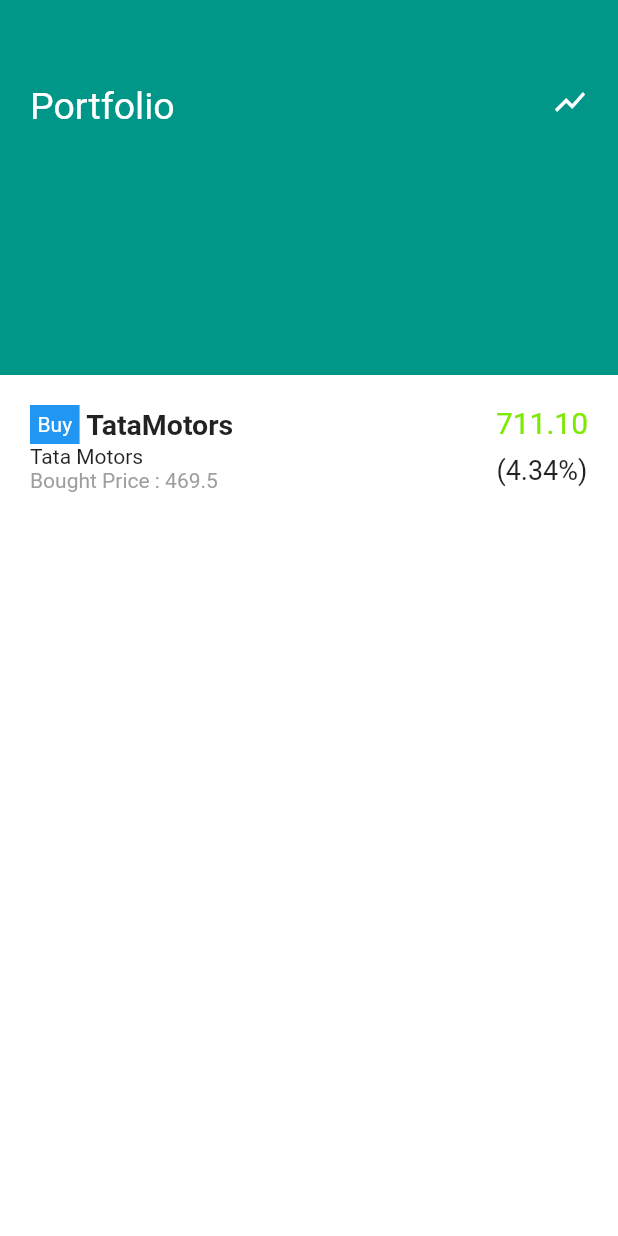
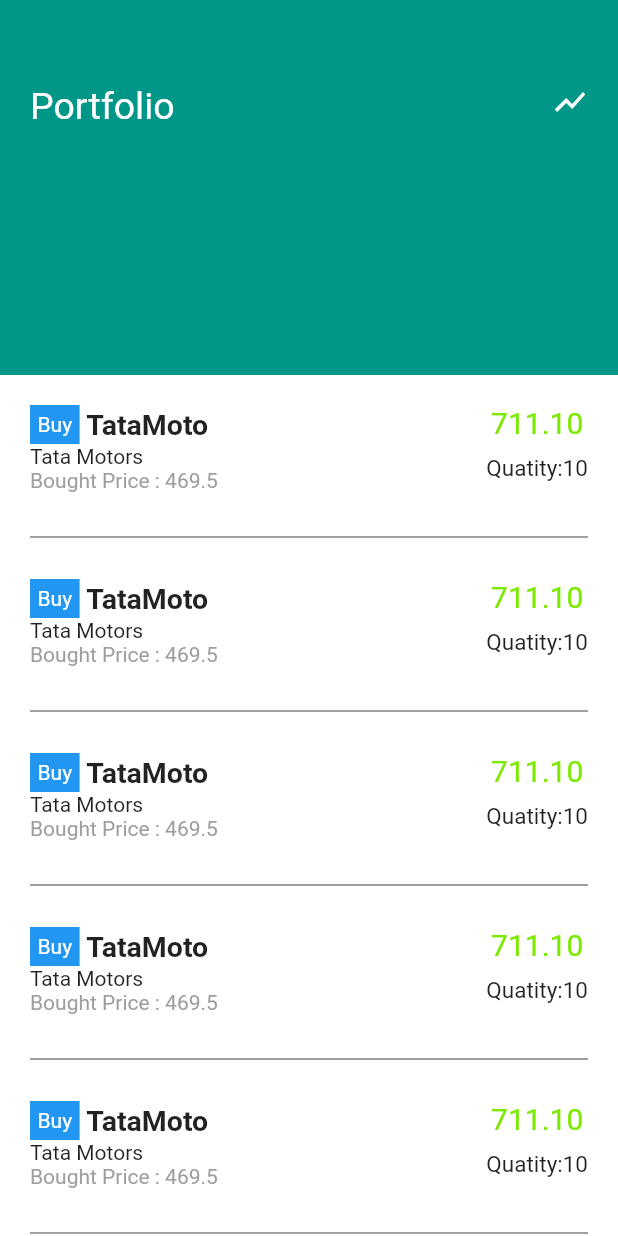
Before and after one commit to basedharsh/Hackerstellar_HackeyHackey, a Flutter app: the Portfolio screen opened directly, on a phone screen of 412 x 824 dp. Run offline on Flutter 3.47's test engine with Material 2 defaults, Android fonts, the light colour scheme and no system bars; our stand-ins replace google_fonts, liquid_swipe, rive; missing offline and left inert: dart:ffi.

Commit message:
kam kro bc

```diff
--- a/lib/screen/portfolio.dart
+++ b/lib/screen/portfolio.dart
@@ -1,4 +1,5 @@
 import 'package:flutter/material.dart';
+import 'package:spaceodyssey/widgets/PortfolioTile.dart';
 
 class Portfolio extends StatefulWidget {
   const Portfolio({super.key});
@@ -11,7 +12,8 @@
   @override
   Widget build(BuildContext context) {
     return Scaffold(
-      body: Container(
+      body: SingleChildScrollView(
+        child: Container(
           color: Colors.white,
           child: Column(
             children: [
@@ -36,67 +38,17 @@
                   ],
                 ),
               ),
-            Container(
-              padding: EdgeInsets.all(20),
-              height: 149,
-              child: Row(
-                mainAxisAlignment: MainAxisAlignment.spaceBetween,
-                children: [
-                  Column(
-                    textBaseline: TextBaseline.alphabetic,
-                    crossAxisAlignment: CrossAxisAlignment.start,
-                    children: [
-                      Row(
-                        children: [
-                          Container(
-                            color: Colors.blue,
-                            padding: EdgeInsets.all(5),
-                            child: Text(
-                              'Buy',
-                              style: TextStyle(color: Colors.white),
-                            ),
-                          ),
-                          SizedBox(
-                            width: 4.5,
-                          ),
-                          Text(
-                            'TataMotors',
-                            style: TextStyle(
-                                fontSize: 19, fontWeight: FontWeight.w600),
-                          ),
+              PortfolioTile(),
+              PortfolioTile(),
+              PortfolioTile(),
+              PortfolioTile(),
+              PortfolioTile(),
+              PortfolioTile(),
+              PortfolioTile(),
+              PortfolioTile(),
+              PortfolioTile(),
             ],
           ),
-                      Text('Tata Motors'),
-                      Text(
-                        'Bought Price : 469.5',
-                        style: TextStyle(color: Colors.grey),
-                      ),
-                    ],
-                  ),
-                  Column(
-                    // mainAxisAlignment: MainAxisAlignment.center,
-                    // textBaseline: TextBaseline.alphabetic,
-                    children: [
-                      Text(
-                        '711.10',
-                        style: TextStyle(
-                            color: Color.fromARGB(255, 124, 233, 0),
-                            fontSize: 20),
-                      ),
-                      SizedBox(
-                        height: 10,
-                      ),
-                      Text(
-                        '(4.34%)',
-                        style: TextStyle(
-                            fontSize: 18, fontWeight: FontWeight.w400),
-                      ),
-                    ],
-                  ),
-                ],
-              ),
-            )
-          ],
         ),
       ),
     );
--- /dev/null
+++ b/lib/widgets/PortfolioTile.dart
@@ -0,0 +1,93 @@
+import 'dart:ffi';
+
+import 'package:flutter/material.dart';
+
+class PortfolioTile extends StatefulWidget {
+  // final String stockName;
+  // final Double stockPrice;
+  // final Double currentValue;
+  // final Int stockQuantity;
+
+  // PortfolioTile(
+  //     {required this.stockName,
+  //     required this.stockPrice,
+  //     required this.currentValue,
+  //     required this.stockQuantity});
+
+  @override
+  State<PortfolioTile> createState() => _PortfolioTileState();
+}
+
+class _PortfolioTileState extends State<PortfolioTile> {
+  @override
+  Widget build(BuildContext context) {
+    return Column(
+      children: [
+        Container(
+          padding: EdgeInsets.all(20),
+          height: 100,
+          child: Row(
+            mainAxisAlignment: MainAxisAlignment.spaceBetween,
+            children: [
+              Column(
+                textBaseline: TextBaseline.alphabetic,
+                crossAxisAlignment: CrossAxisAlignment.start,
+                children: [
+                  Row(
+                    children: [
+                      Container(
+                        color: Colors.blue,
+                        padding: EdgeInsets.all(5),
+                        child: Text(
+                          'Buy',
+                          style: TextStyle(color: Colors.white),
+                        ),
+                      ),
+                      SizedBox(
+                        width: 4.5,
+                      ),
+                      Text(
+                        'TataMoto',
+                        style: TextStyle(
+                            fontSize: 19, fontWeight: FontWeight.w600),
+                      ),
+                    ],
+                  ),
+                  Text('Tata Motors'),
+                  Text(
+                    'Bought Price : 469.5',
+                    style: TextStyle(color: Colors.grey),
+                  ),
+                ],
+              ),
+              Column(
+                // mainAxisAlignment: MainAxisAlignment.center,
+                // textBaseline: TextBaseline.alphabetic,
+                children: [
+                  Text(
+                    '711.10',
+                    style: TextStyle(
+                        color: Color.fromARGB(255, 124, 233, 0), fontSize: 20),
+                  ),
+                  SizedBox(
+                    height: 10,
+                  ),
+                  Text(
+                    'Quatity:10',
+                    style: TextStyle(fontSize: 15, fontWeight: FontWeight.w400),
+                  ),
+                ],
+              ),
+            ],
+          ),
+        ),
+        Divider(
+          color: Colors.black,
+          thickness: 0.5,
+          indent: 20,
+          endIndent: 20,
+        )
+      ],
+    );
+  }
+}
```
Lines whose indentation alone changed are shown as unchanged.
